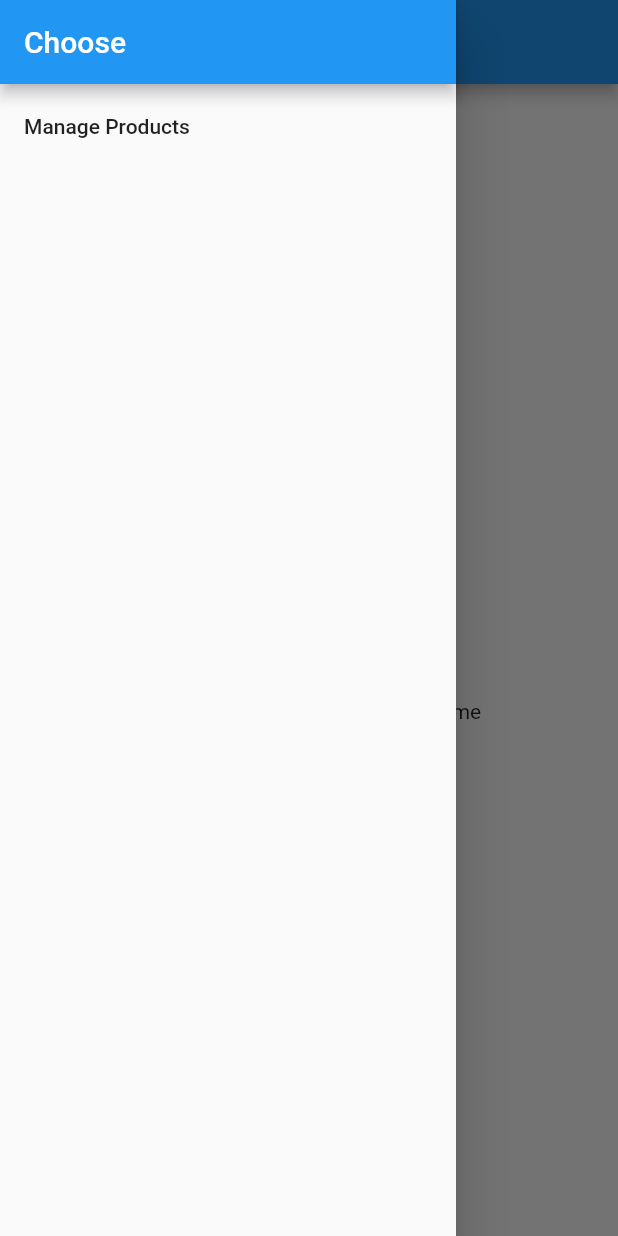
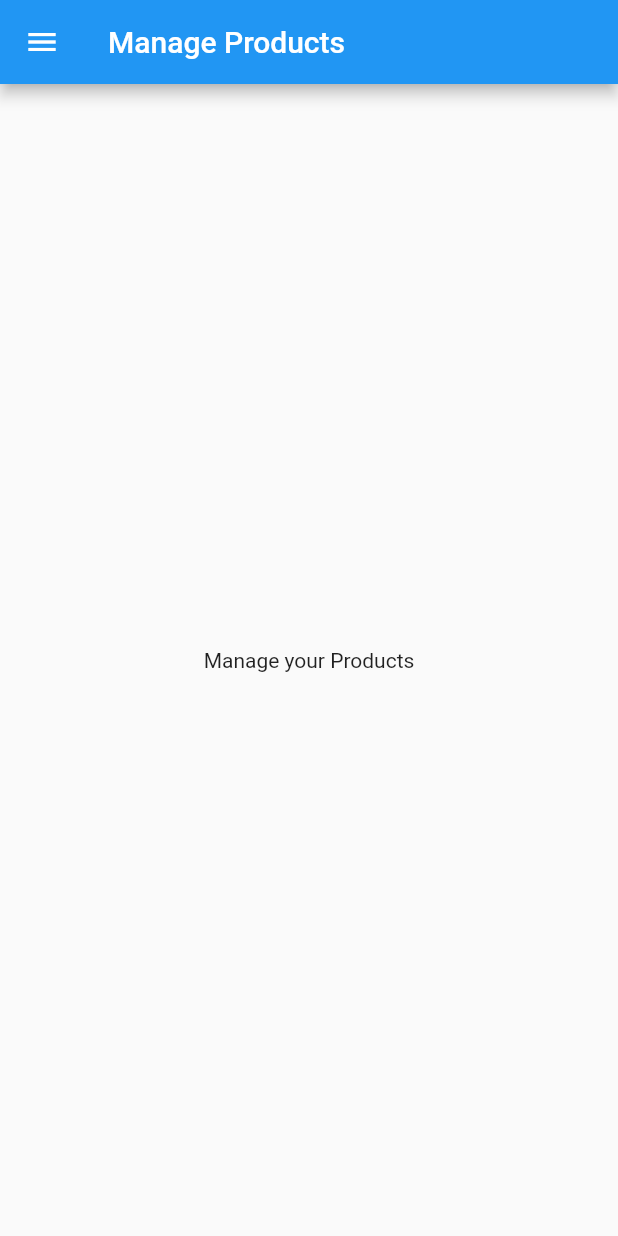
Before and after one commit to KirillNN/flutter_course, a Flutter app: the ProductsPage screen opened directly, in the side drawer, after a tap on "Manage Products", on a phone screen of 412 x 824 dp. Run offline on Flutter 3.47's test engine with Material 2 defaults, Android fonts, the phone set to English and light mode, and no system bars.

```diff
--- /dev/null
+++ b/lib/pages/product_admin.dart
@@ -0,0 +1,35 @@
+import 'package:flutter/material.dart';
+
+import '../pages/products.dart';
+
+class ProductAdminPage extends StatelessWidget {
+  @override
+  Widget build(BuildContext context) {
+    return Scaffold(
+      drawer: Drawer(
+          child: Column(
+        children: <Widget>[
+          AppBar(
+            automaticallyImplyLeading: false,
+            title: Text('Choose'),
+          ),
+          ListTile(
+            title: Text('All Products'),
+            onTap: () {
+              Navigator.pushReplacement(
+                  context,
+                  MaterialPageRoute(
+                      builder: (BuildContext context) => ProductsPage()));
+            },
+          )
+        ],
+      )),
+      appBar: AppBar(
+        title: Text('Manage Products'),
+      ),
+      body: Center(
+        child: Text('Manage your Products'),
+      ),
+    );
+  }
+}
--- a/lib/pages/products.dart
+++ b/lib/pages/products.dart
@@ -1,5 +1,6 @@
 import 'package:flutter/material.dart';
 
+import '../pages/product_admin.dart';
 import '../product_manager.dart';
 
 class ProductsPage extends StatelessWidget {
@@ -15,7 +16,12 @@ class ProductsPage extends StatelessWidget {
             ),
             ListTile(
               title: Text('Manage Products'),
-              onTap: () {},
+              onTap: () {
+                Navigator.pushReplacement(
+                    context,
+                    MaterialPageRoute(
+                        builder: (BuildContext context) => ProductAdminPage()));
+              },
             ),
           ],
         ),
```
